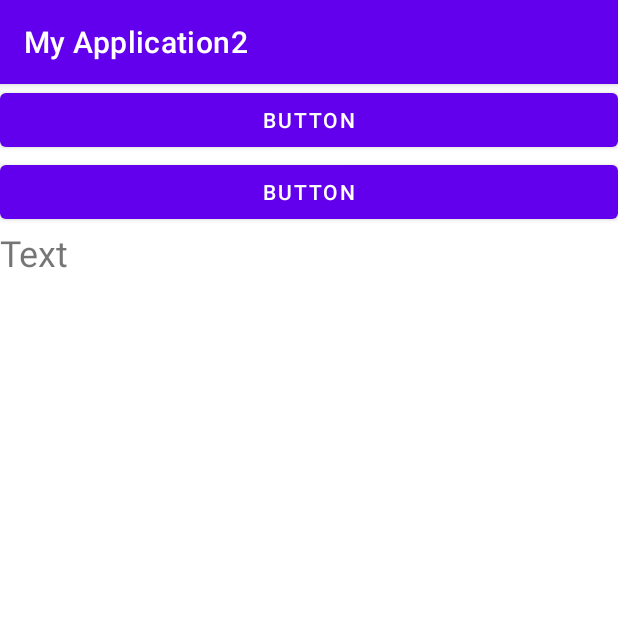
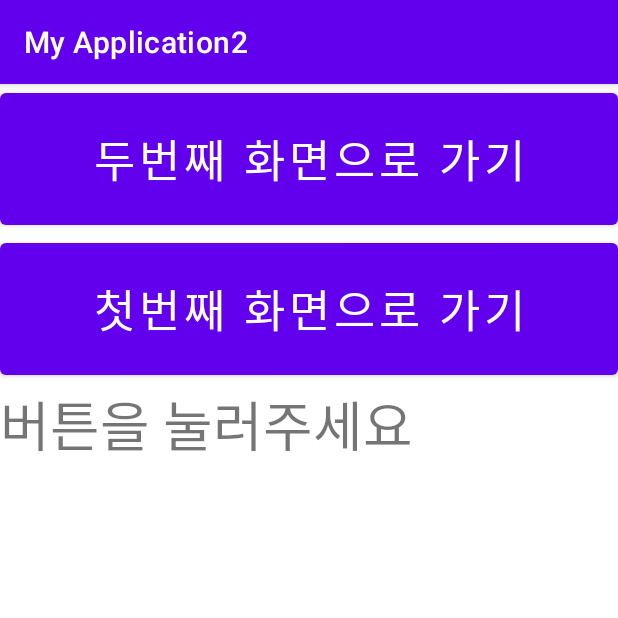
Before and after one commit to jieunheo/android, an Android app: the ThirdActivity screen opened directly, with no data from a screen before it, on a phone screen of 412 x 824 dp, the top half of it. Run offline under Robolectric (Android 15) with nearby library versions, the phone set to English and light mode, and no system bars.

Commit message:
세번째 화면에서 첫번쨰, 두번째 화면으로 이동하는 버튼 만들기

```diff
--- a/androidSecond/app/src/main/java/com/example/myapplication2/ThirdActivity.java
+++ b/androidSecond/app/src/main/java/com/example/myapplication2/ThirdActivity.java
@@ -2,7 +2,10 @@ package com.example.myapplication2;
 
 import androidx.appcompat.app.AppCompatActivity;
 
+import android.content.Intent;
+import android.net.Uri;
 import android.os.Bundle;
+import android.view.View;
 
 public class ThirdActivity extends AppCompatActivity {
 
@@ -11,4 +14,20 @@ public class ThirdActivity extends AppCompatActivity {
         super.onCreate(savedInstanceState);
         setContentView(R.layout.activity_third);
     }
+
+    public void onButtonClick(View view) {
+
+        //두번째 화면으로 가기
+        Intent myIntent = new Intent(getApplicationContext(), SubActivity.class);
+        startActivity(myIntent);
+
+    }
+
+    public void onButton2Click(View view) {
+
+        //첫번째 화면으로 가기
+        Intent myIntent = new Intent(getApplicationContext(), MainActivity.class);
+        startActivity(myIntent);
+
+    }
 }
--- a/androidSecond/app/src/main/res/layout/activity_third.xml
+++ b/androidSecond/app/src/main/res/layout/activity_third.xml
@@ -8,22 +8,26 @@
     tools:context=".ThirdActivity">
 
     <Button
+        android:id="@+id/button4"
+        android:layout_width="match_parent"
+        android:layout_height="100dp"
+        android:onClick="onButtonClick"
+        android:text="두번째 화면으로 가기"
+        android:textSize="30sp" />
+
+    <Button
         android:id="@+id/button3"
         android:layout_width="match_parent"
-        android:layout_height="wrap_content"
-        android:text="Button" />
-
-    <Button
-        android:id="@+id/button4"
-        android:layout_width="match_parent"
-        android:layout_height="wrap_content"
-        android:text="Button" />
+        android:layout_height="100dp"
+        android:onClick="onButton2Click"
+        android:text="첫번째 화면으로 가기"
+        android:textSize="30sp" />
 
     <TextView
         android:id="@+id/textView2"
         android:layout_width="match_parent"
         android:layout_height="wrap_content"
-        android:text="Text"
-        android:textSize="24sp" />
+        android:text="버튼을 눌러주세요"
+        android:textSize="36sp" />
 
 </LinearLayout>
```
